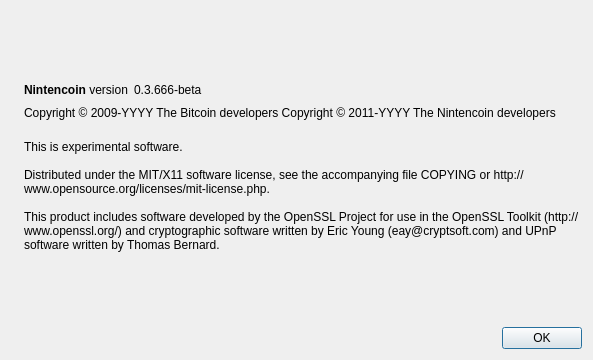
First picture: the form in src/qt/forms/aboutdialog.ui, repository nintencoin/nintencoin, before the edit.
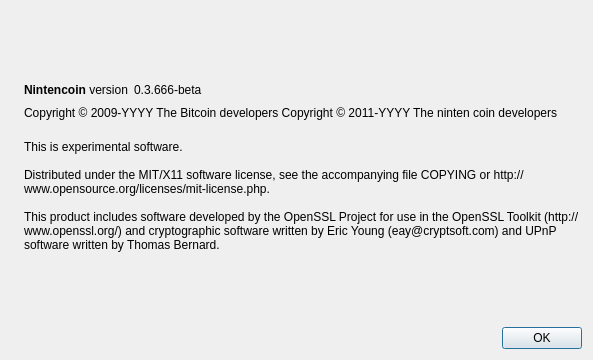
Second picture: the form after the edit. Icons and pictures are not drawn.

The edit to the form file:
```diff
--- a/src/qt/forms/aboutdialog.ui
+++ b/src/qt/forms/aboutdialog.ui
@@ -92,7 +92,7 @@
        </property>
        <property name="text">
         <string notr="true">Copyright &amp;copy; 2009-YYYY The Bitcoin developers
-Copyright &amp;copy; 2011-YYYY The Nintencoin developers</string>
+Copyright &amp;copy; 2011-YYYY The ninten coin developers</string>
        </property>
        <property name="textFormat">
         <enum>Qt::RichText</enum>
```
